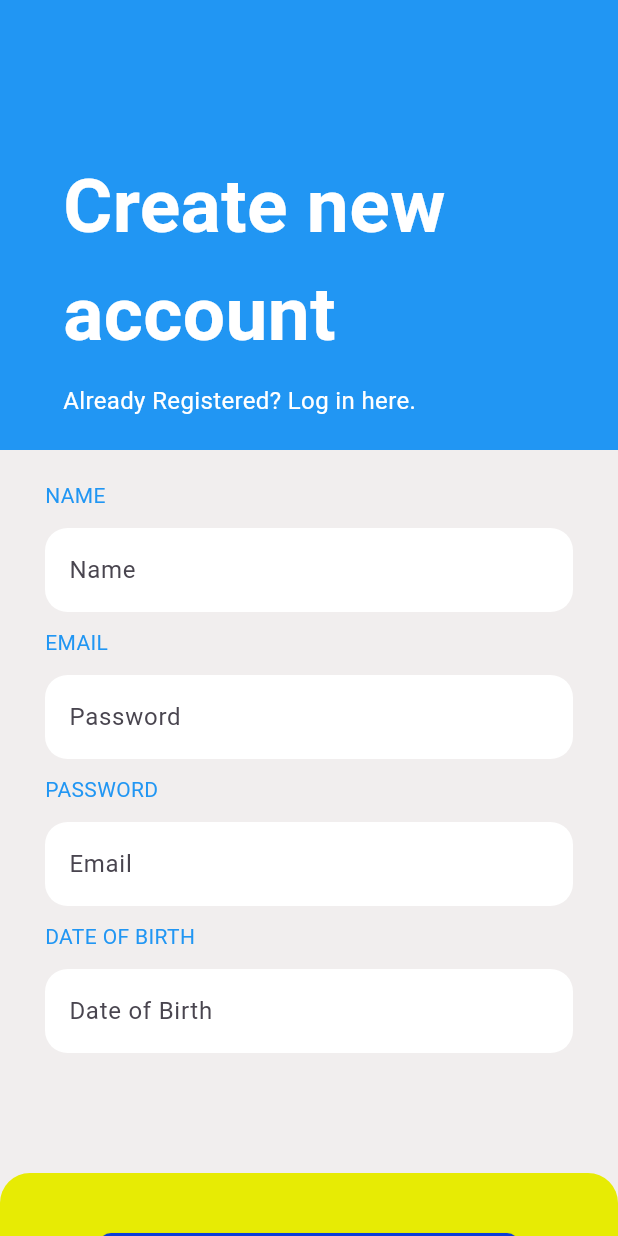
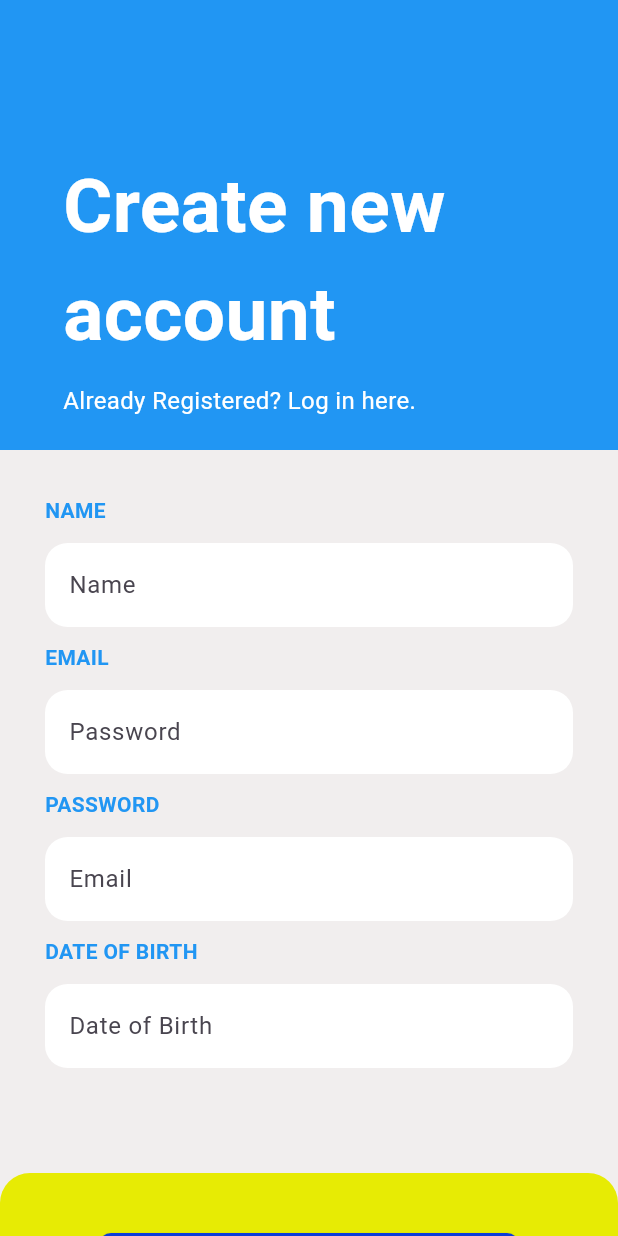
Before and after one commit to CalangoDeveloper/projeto_desafio_de_construcao_de_telas, a Flutter app: the TelaCriarConta screen opened directly, on a phone screen of 412 x 824 dp. Run offline on Flutter 3.47's test engine with Material 3 defaults, Android fonts, the phone set to English and light mode, and no system bars; network calls fail.

Commit message:
Update main.dart

```diff
--- a/lib/main.dart
+++ b/lib/main.dart
@@ -170,7 +170,7 @@ class TelaCriarConta extends StatelessWidget {
               ],
             ),
           ),
-          SizedBox(height: 20),
+          SizedBox(height: 30),
           Container(
             padding: EdgeInsets.only(left: 30, right: 30),
             child: Column(
@@ -179,7 +179,8 @@ class TelaCriarConta extends StatelessWidget {
               children: [
                   Text('NAME',
                     style: TextStyle(
-                      color: Colors.blue
+                      color: Colors.blue,
+                      fontWeight: FontWeight.bold
                     ),
                   ),
                   SizedBox(height: 2),
@@ -200,7 +201,8 @@ class TelaCriarConta extends StatelessWidget {
                   ),
                   Text('EMAIL',
                     style: TextStyle(
-                      color: Colors.blue
+                      color: Colors.blue,
+                      fontWeight: FontWeight.bold
                     ),
                   ),
                   SizedBox(height: 2),
@@ -221,7 +223,8 @@ class TelaCriarConta extends StatelessWidget {
                   ),
                   Text('PASSWORD',
                     style: TextStyle(
-                      color: Colors.blue
+                      color: Colors.blue,
+                      fontWeight: FontWeight.bold
                     ),
                   ),
                   SizedBox(height: 2),
@@ -242,7 +245,8 @@ class TelaCriarConta extends StatelessWidget {
                   ),
                   Text('DATE OF BIRTH',
                     style: TextStyle(
-                      color: Colors.blue
+                      color: Colors.blue,
+                      fontWeight: FontWeight.bold
                     ),
                   ),
                   SizedBox(height: 2),
@@ -267,7 +271,7 @@ class TelaCriarConta extends StatelessWidget {
           ),
 
           Container(
-            margin: EdgeInsets.only(top: 70),
+            margin: EdgeInsets.only(top: 60),
             decoration: BoxDecoration(
               color: Color.fromARGB(255, 231, 235, 4),
               borderRadius: BorderRadius.only(
```
